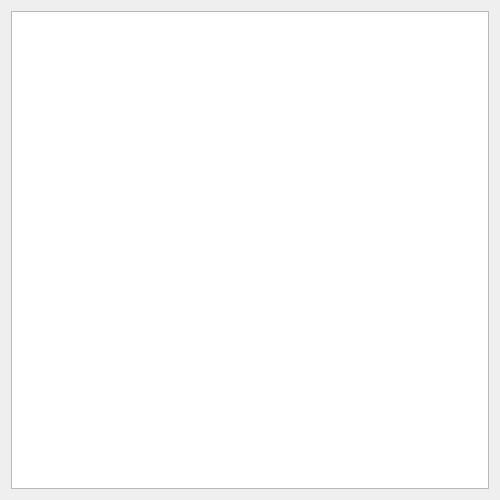
The window that gui_data/frm_version.ui (kowmang/Eqsl_Program) describes before a commit, drawn with Qt 5.
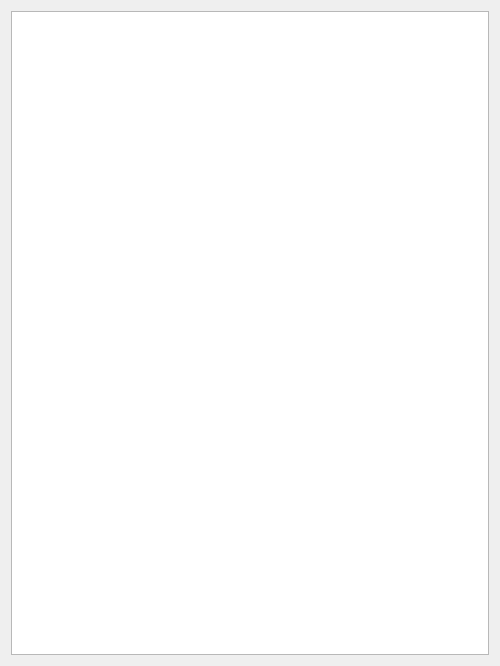
The same window after the commit.

Diff of the .ui file:
```diff
--- a/gui_data/frm_version.ui
+++ b/gui_data/frm_version.ui
@@ -7,7 +7,7 @@
     <x>0</x>
     <y>0</y>
     <width>500</width>
-    <height>500</height>
+    <height>666</height>
    </rect>
   </property>
   <property name="windowTitle">
```
